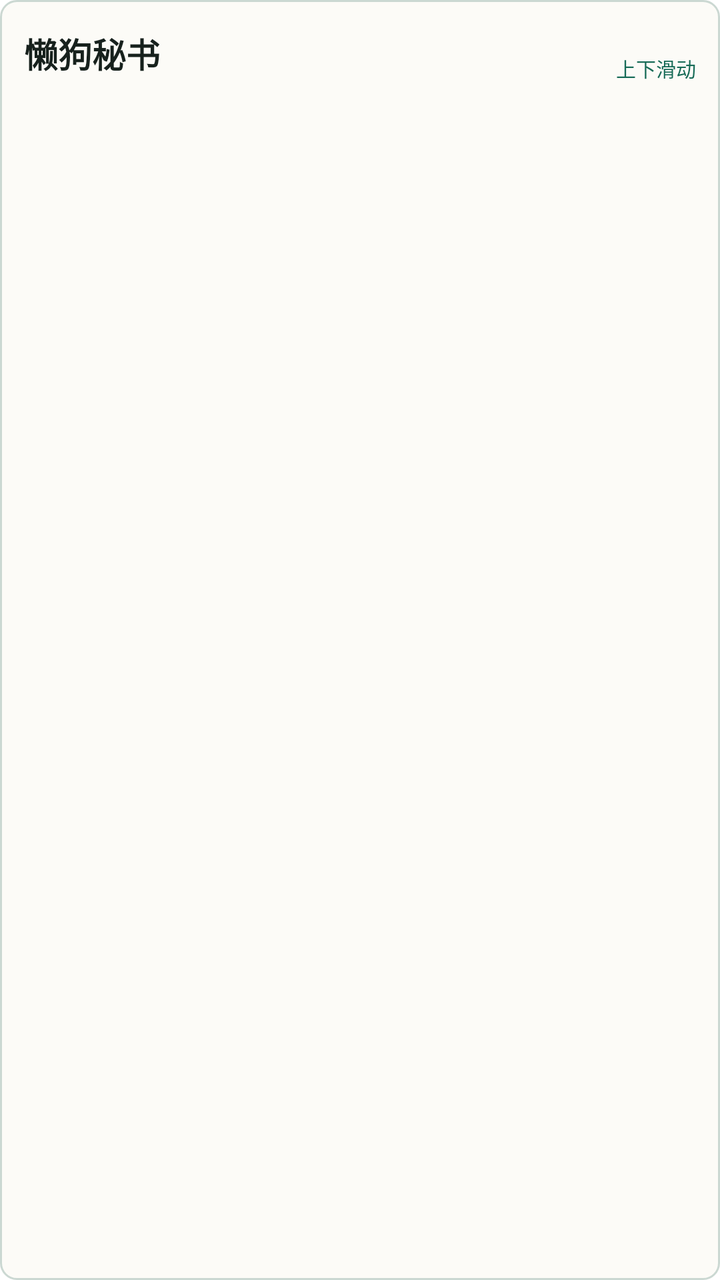
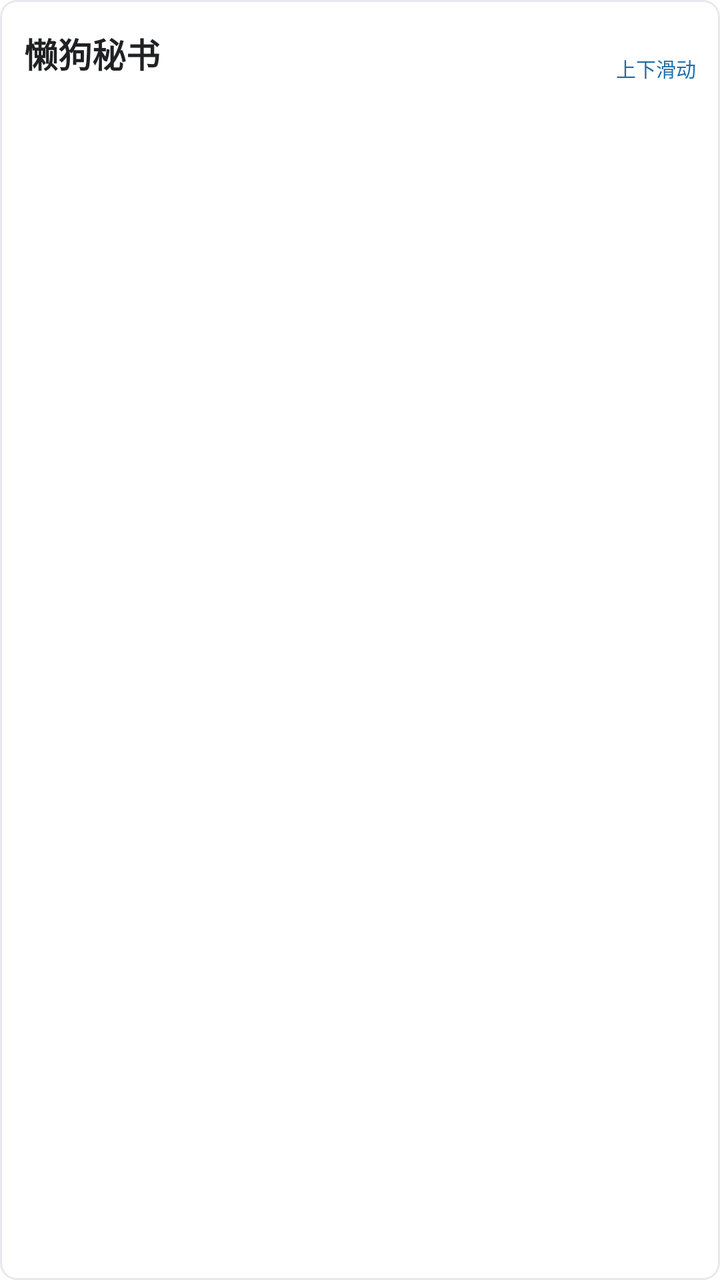

The first picture is an Android layout as it rendered before a commit; the second is the same layout after the commit. The layout source and the unified diff follow.
<!-- AndroidManifest.xml: fallback theme Theme.MaterialComponents.DayNight.NoActionBar -->
<!-- res/layout/home_widget_scroll.xml -->
<?xml version="1.0" encoding="utf-8"?>
<LinearLayout xmlns:android="http://schemas.android.com/apk/res/android"
    android:id="@+id/widget_root"
    android:layout_width="match_parent"
    android:layout_height="match_parent"
    android:background="@drawable/home_widget_background_light"
    android:orientation="vertical"
    android:padding="12dp">

    <LinearLayout
        android:id="@+id/widget_header"
        android:layout_width="match_parent"
        android:layout_height="wrap_content"
        android:gravity="center_vertical"
        android:orientation="horizontal">

        <TextView
            android:id="@+id/widget_title"
            android:layout_width="0dp"
            android:layout_height="wrap_content"
            android:layout_weight="1"
            android:ellipsize="end"
            android:maxLines="1"
            android:text="@string/home_widget_title"
            android:textColor="@color/home_widget_text_primary_light"
            android:textSize="17sp"
            android:textStyle="bold" />

        <LinearLayout
            android:layout_width="wrap_content"
            android:layout_height="wrap_content"
            android:gravity="end"
            android:orientation="vertical">

            <TextView
                android:id="@+id/widget_date"
                android:layout_width="wrap_content"
                android:layout_height="wrap_content"
                android:textColor="@color/home_widget_text_secondary_light"
                android:textSize="10sp" />

            <TextView
                android:id="@+id/scroll_hint"
                android:layout_width="wrap_content"
                android:layout_height="wrap_content"
                android:layout_marginTop="1dp"
                android:text="@string/home_widget_scroll_hint"
                android:textColor="@color/home_widget_accent_light"
                android:textSize="10sp" />
        </LinearLayout>
    </LinearLayout>

    <FrameLayout
        android:layout_width="match_parent"
        android:layout_height="0dp"
        android:layout_marginTop="7dp"
        android:layout_weight="1">

        <ListView
            android:id="@+id/widget_list"
            android:layout_width="match_parent"
            android:layout_height="match_parent"
            android:clipToPadding="false"
            android:divider="@null"
            android:fadingEdge="vertical"
            android:scrollbarStyle="outsideOverlay"
            android:scrollbars="vertical" />

        <TextView
            android:id="@+id/widget_list_empty"
            android:layout_width="match_parent"
            android:layout_height="match_parent"
            android:gravity="center"
            android:textColor="@color/home_widget_text_secondary_light"
            android:textSize="13sp" />
    </FrameLayout>

    <TextView
        android:id="@+id/scroll_more"
        android:layout_width="match_parent"
        android:layout_height="wrap_content"
        android:gravity="center"
        android:paddingTop="4dp"
        android:textColor="@color/home_widget_accent_light"
        android:textSize="10sp"
        android:visibility="gone" />
</LinearLayout>
<!-- resources referenced by this layout -->
<resources>
  <color name="home_widget_accent_light">#176B57</color>
  <color name="home_widget_text_primary_light">#17211D</color>
  <color name="home_widget_text_secondary_light">#58645F</color>
  <!-- drawable home_widget_background_light (drawable) -->
  <?xml version="1.0" encoding="utf-8"?>
  <shape xmlns:android="http://schemas.android.com/apk/res/android">
      <solid android:color="@color/home_widget_solid_background_light" />
      <corners android:radius="8dp" />
      <stroke
          android:width="1dp"
          android:color="@color/home_widget_solid_border_light" />
  </shape>
  <string name="home_widget_scroll_hint">上下滑动</string>
  <string name="home_widget_title">懒狗秘书</string>
  <color name="home_widget_solid_background_light">#FCFBF7</color>
  <color name="home_widget_solid_border_light">#CBD8D2</color>
</resources>

<!-- the commit's change to res/layout/home_widget_scroll.xml (unified diff, before → after) -->
@@ -56,15 +56,14 @@
         android:layout_marginTop="7dp"
         android:layout_weight="1">
 
-        <ListView
+        <StackView
             android:id="@+id/widget_list"
             android:layout_width="match_parent"
             android:layout_height="match_parent"
             android:clipToPadding="false"
             android:divider="@null"
-            android:fadingEdge="vertical"
-            android:scrollbarStyle="outsideOverlay"
-            android:scrollbars="vertical" />
+            android:animateFirstView="false"
+            android:loopViews="false" />
 
         <TextView
             android:id="@+id/widget_list_empty"
<!-- resource entries referenced after the edit -->
@@ -1,8 +1,8 @@
 <!-- resources referenced by this layout -->
 <resources>
-  <color name="home_widget_accent_light">#176B57</color>
-  <color name="home_widget_text_primary_light">#17211D</color>
-  <color name="home_widget_text_secondary_light">#58645F</color>
+  <color name="home_widget_accent_light">#216EAA</color>
+  <color name="home_widget_text_primary_light">#202124</color>
+  <color name="home_widget_text_secondary_light">#666B73</color>
   <!-- drawable home_widget_background_light (drawable) -->
   <?xml version="1.0" encoding="utf-8"?>
   <shape xmlns:android="http://schemas.android.com/apk/res/android">
@@ -14,7 +14,7 @@
   </shape>
   <string name="home_widget_scroll_hint">上下滑动</string>
   <string name="home_widget_title">懒狗秘书</string>
-  <color name="home_widget_solid_background_light">#FCFBF7</color>
-  <color name="home_widget_solid_border_light">#CBD8D2</color>
+  <color name="home_widget_solid_background_light">#FFFFFF</color>
+  <color name="home_widget_solid_border_light">#E7E9EE</color>
 </resources>
 
